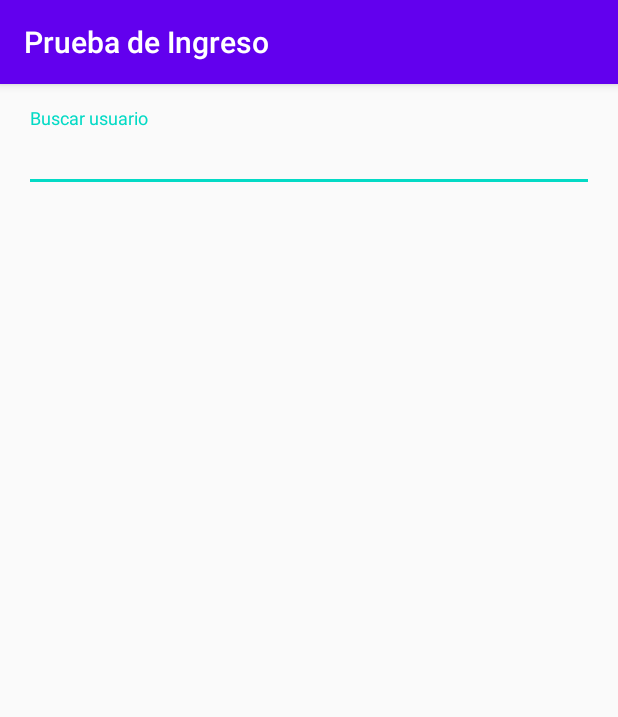
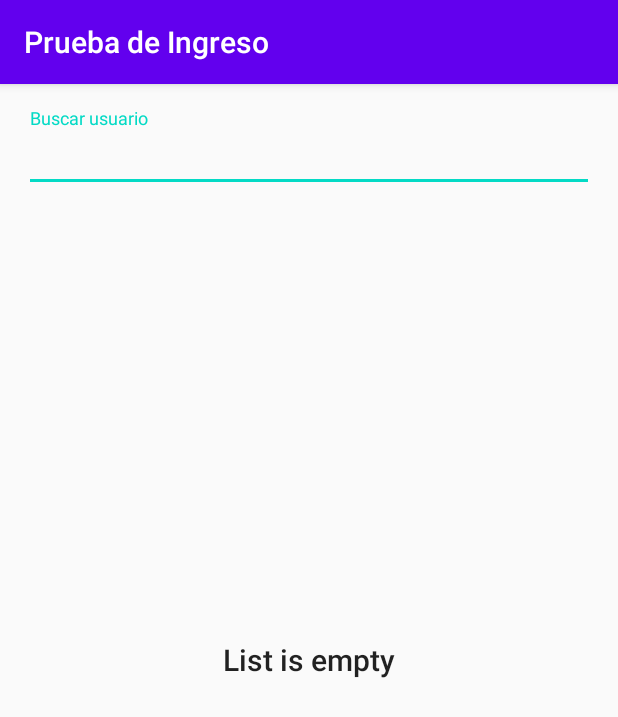
Before and after one commit to Jhonatan26/Prueba-de-Ingreso-Ceiba, an Android app: the screen it shows after launch (MainActivity), on a phone screen of 412 x 824 dp. Shown: the top 717 px of the screen. Run offline under Robolectric (Android 15) with nearby library versions, the phone set to English and light mode, and no system bars; our stand-ins replace Room's generated code.

Commit message:
added filter to users list

```diff
--- a/app/src/main/java/co/com/ceiba/mobile/jhonatan/pruebadeingreso/infrastructure/local/UserDao.kt
+++ b/app/src/main/java/co/com/ceiba/mobile/jhonatan/pruebadeingreso/infrastructure/local/UserDao.kt
@@ -12,7 +12,7 @@ import co.com.ceiba.mobile.jhonatan.pruebadeingreso.infrastructure.data.User
 internal interface UserDao {
 
     @Query("SELECT * FROM users")
-    fun getAllUsers() : LiveData<List<User>>
+    fun getAllUsers() : List<User>
 
     @Query("SELECT * FROM users WHERE id = :id")
     fun getUser(id: Int) : LiveData<User>
--- a/app/src/main/java/co/com/ceiba/mobile/jhonatan/pruebadeingreso/ui/users/MainActivity.kt
+++ b/app/src/main/java/co/com/ceiba/mobile/jhonatan/pruebadeingreso/ui/users/MainActivity.kt
@@ -2,12 +2,15 @@ package co.com.ceiba.mobile.jhonatan.pruebadeingreso.ui.users
 
 import androidx.appcompat.app.AppCompatActivity
 import android.os.Bundle
+import android.text.Editable
+import android.text.TextWatcher
 import android.view.View
 import android.widget.LinearLayout
 import android.widget.Toast
 import androidx.lifecycle.Observer
 import androidx.lifecycle.ViewModelProvider
 import androidx.recyclerview.widget.LinearLayoutManager
+import co.com.ceiba.mobile.jhonatan.pruebadeingreso.infrastructure.data.User
 import co.com.ceiba.mobile.jhonatan.pruebadeingreso.infrastructure.local.AppDatabase
 import co.com.ceiba.mobile.jhonatan.pruebadeingreso.infrastructure.remote.UserRemoteDataSource
 import co.com.ceiba.mobile.jhonatan.pruebadeingreso.infrastructure.remote.UserService
@@ -24,11 +27,12 @@ class MainActivity : AppCompatActivity() {
 
     override fun onCreate(savedInstanceState: Bundle?) {
         super.onCreate(savedInstanceState)
-        setContentView(R.layout.activity_main)
         binding = ActivityMainBinding.inflate(layoutInflater)
+        setContentView(binding.root)
         viewModel = setupViewModel()
         setupRecyclerView()
         setupObservers()
+        setupFilter()
     }
 
     private fun setupViewModel(): UserViewModel {
@@ -48,12 +52,57 @@ class MainActivity : AppCompatActivity() {
         binding.recyclerViewSearchResults.adapter = adapter
     }
 
+    private fun setupFilter() {
+        binding.editTextSearch.addTextChangedListener(object: TextWatcher {
+            override fun beforeTextChanged(p0: CharSequence?, p1: Int, p2: Int, p3: Int) {
+            }
+
+            override fun onTextChanged(p0: CharSequence?, p1: Int, p2: Int, p3: Int) {
+            }
+
+            override fun afterTextChanged(p0: Editable?) {
+                binding.emptyView.root.visibility = View.GONE
+                filter(p0.toString())
+            }
+
+        })
+    }
+
+    private fun filter(text: String) {
+        val filteredListEquals = ArrayList<User>()
+        val filteredListRest = ArrayList<User>()
+        val list = viewModel.users.value?.data as List<User>
+        list.forEach {
+            if (it.name.toLowerCase().contains(text.toLowerCase())) {
+                if (it.name.toLowerCase().substring(0, text.length) == text) {
+                    filteredListEquals.add(it)
+                } else {
+                    filteredListRest.add(it)
+                }
+            }
+        }
+
+        val filteredList = ArrayList(filteredListEquals.sortedBy { it.name })
+        filteredList.addAll(filteredListRest.sortedBy { it.name })
+
+        if (filteredList.isNullOrEmpty()) {
+            binding.emptyView.root.visibility = View.VISIBLE
+        }
+        adapter.setItems(filteredList)
+    }
+
     private fun setupObservers() {
         viewModel.users.observe(this, Observer {
+            binding.emptyView.root.visibility = View.GONE
             when (it.status) {
                 Resource.Status.SUCCESS -> {
                     binding.progressBar.visibility = View.GONE
-                    if (!it.data.isNullOrEmpty()) adapter.setItems(ArrayList(it.data))
+                    if (it.data.isNullOrEmpty()) {
+                        binding.emptyView.root.visibility = View.VISIBLE
+                    }
+                    else {
+                        adapter.setItems(ArrayList(it.data.sortedBy { user ->  user.name }))
+                    }
                 }
                 Resource.Status.ERROR ->
                     Toast.makeText(this, it.message, Toast.LENGTH_SHORT).show()
--- a/app/src/main/java/co/com/ceiba/mobile/jhonatan/pruebadeingreso/util/DataAccessStrategy.kt
+++ b/app/src/main/java/co/com/ceiba/mobile/jhonatan/pruebadeingreso/util/DataAccessStrategy.kt
@@ -6,20 +6,24 @@ import androidx.lifecycle.map
 import kotlinx.coroutines.Dispatchers
 import co.com.ceiba.mobile.jhonatan.pruebadeingreso.util.Resource.Status.*
 
-fun <T, A> performGetOperation(databaseQuery: () -> LiveData<T>,
+fun <T, A> performGetOperation(databaseQuery: () -> T,
                                networkCall: suspend () -> Resource<A>,
                                saveCallResult: suspend (A) -> Unit): LiveData<Resource<T>> =
     liveData(Dispatchers.IO) {
         emit(Resource.loading())
-        val source = databaseQuery.invoke().map { Resource.success(it) }
-        emitSource(source)
+        val source = databaseQuery.invoke()
+        val list = source as List<T>
+        emit(Resource.success(source))
 
-        val responseStatus = networkCall.invoke()
-        if (responseStatus.status == SUCCESS) {
-            saveCallResult(responseStatus.data!!)
 
-        } else if (responseStatus.status == ERROR) {
-            emit(Resource.error(responseStatus.message!!))
-            emitSource(source)
+        if (list.isNullOrEmpty()) {
+            val responseStatus = networkCall.invoke()
+            if (responseStatus.status == SUCCESS) {
+                saveCallResult(responseStatus.data!!)
+
+            } else if (responseStatus.status == ERROR) {
+                emit(Resource.error(responseStatus.message!!))
+                emit(Resource.success(source))
+            }
         }
     }
--- a/baseproject/src/main/res/layout/activity_main.xml
+++ b/baseproject/src/main/res/layout/activity_main.xml
@@ -45,6 +45,14 @@
             android:indeterminate="true"
             android:visibility="gone"/>
 
+        <include
+            android:id="@+id/empty_view"
+            android:layout_width="match_parent"
+            android:layout_height="match_parent"
+            layout="@layout/empty_view"
+            android:visibility="gone"
+            />
+
     </RelativeLayout>
 
 </LinearLayout>
```
